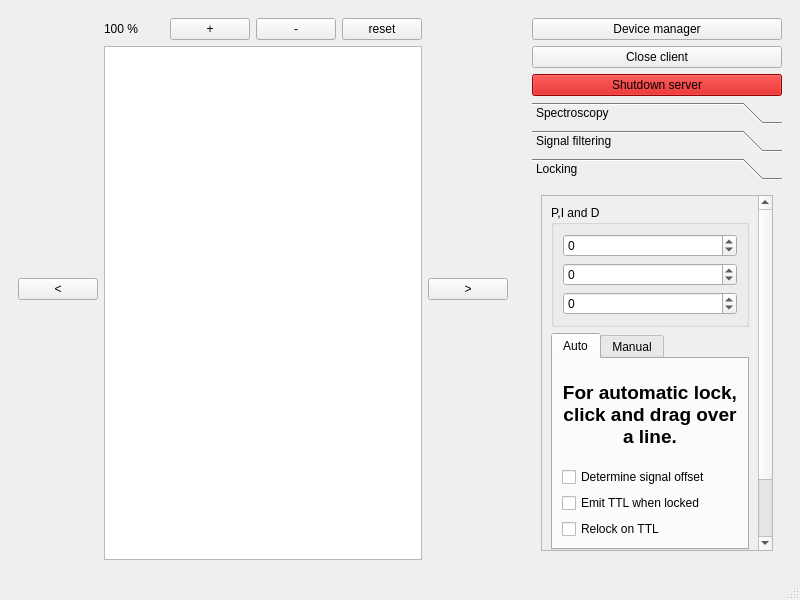
This is linie/client/ui/main_window.ui in linien-org/linien as Qt 5 draws it before an edit. The edited form follows.
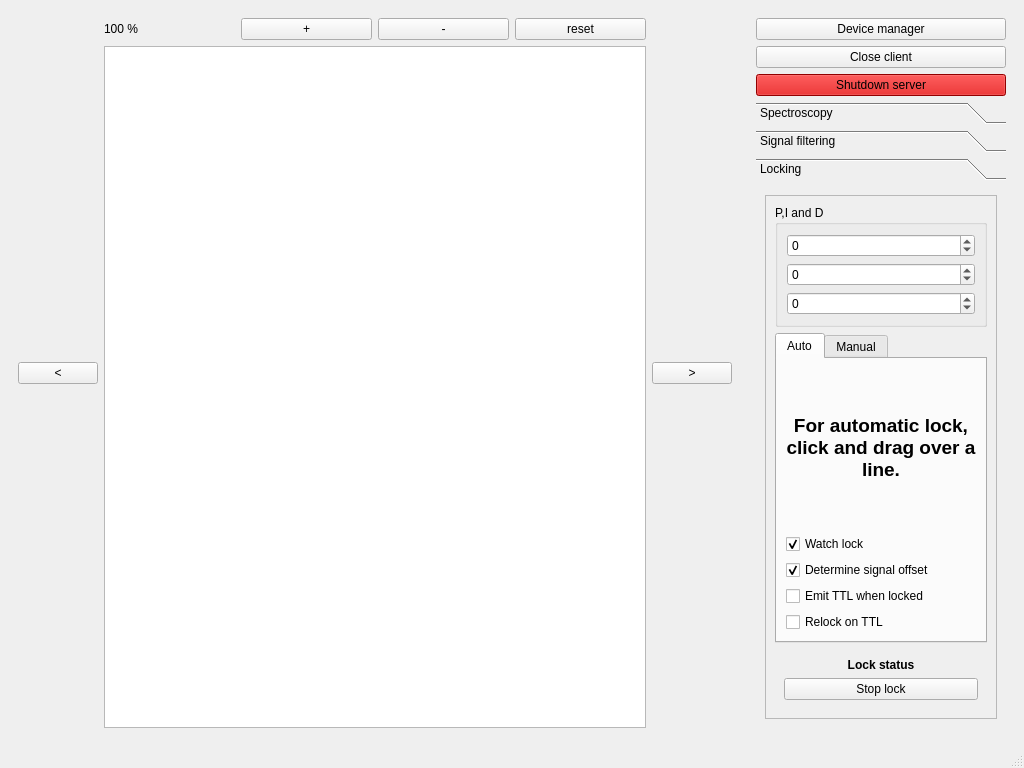
This is the edited form. Custom widgets are drawn as their Qt base class.

```diff
--- a/linie/client/ui/main_window.ui
+++ b/linie/client/ui/main_window.ui
@@ -6,8 +6,8 @@
    <rect>
     <x>0</x>
     <y>0</y>
-    <width>800</width>
-    <height>600</height>
+    <width>1024</width>
+    <height>768</height>
    </rect>
   </property>
   <property name="windowTitle">
@@ -779,7 +779,7 @@
             <x>0</x>
             <y>0</y>
             <width>250</width>
-            <height>303</height>
+            <height>471</height>
            </rect>
           </property>
           <property name="sizePolicy">
@@ -801,9 +801,9 @@
               <property name="geometry">
                <rect>
                 <x>0</x>
-                <y>-135</y>
+                <y>0</y>
                 <width>220</width>
-                <height>483</height>
+                <height>504</height>
                </rect>
               </property>
               <layout class="QVBoxLayout" name="verticalLayout_8">
@@ -884,11 +884,24 @@
                      </property>
                     </widget>
                    </item>
+                   <item>
+                    <widget class="QCheckBox" name="watchLockCheckbox">
+                     <property name="text">
+                      <string>Watch lock</string>
+                     </property>
+                     <property name="checked">
+                      <bool>true</bool>
+                     </property>
+                    </widget>
+                   </item>
                    <item>
                     <widget class="QCheckBox" name="checkBox_2">
                      <property name="text">
                       <string>Determine signal offset</string>
                      </property>
+                     <property name="checked">
+                      <bool>true</bool>
+                     </property>
                     </widget>
                    </item>
                    <item>
```
Left out of the diff: 6 changed lines with no effect on the pictures.
